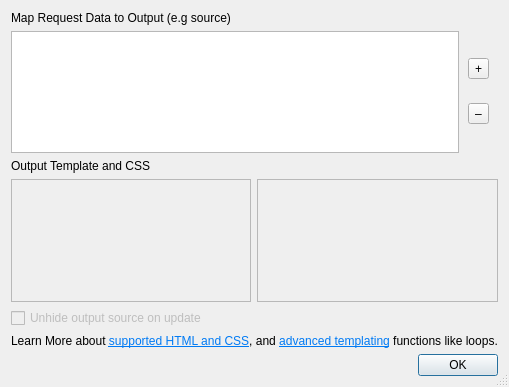
First picture: the form in src/ui/outputmapping.ui, repository locaal-ai/obs-urlsource, before the edit.
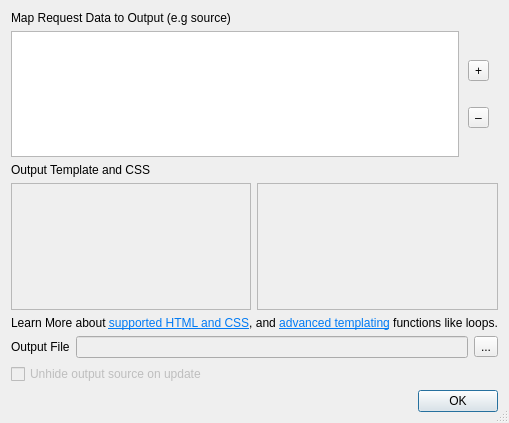
Second picture: the form after the edit.

Commit message: chore: Add file output option in output mapping (#111)

```diff
--- a/src/ui/outputmapping.ui
+++ b/src/ui/outputmapping.ui
@@ -7,7 +7,7 @@
     <x>0</x>
     <y>0</y>
     <width>457</width>
-    <height>387</height>
+    <height>423</height>
    </rect>
   </property>
   <property name="windowTitle">
@@ -146,16 +146,6 @@
      </layout>
     </widget>
    </item>
-   <item>
-    <widget class="QCheckBox" name="checkBox_unhide_Source">
-     <property name="enabled">
-      <bool>false</bool>
-     </property>
-     <property name="text">
-      <string>Unhide output source on update</string>
-     </property>
-    </widget>
-   </item>
    <item>
     <widget class="QLabel" name="label_3">
      <property name="text">
@@ -169,6 +159,55 @@
      </property>
     </widget>
    </item>
+   <item>
+    <widget class="QWidget" name="widget_file_output" native="true">
+     <layout class="QHBoxLayout" name="horizontalLayout_3">
+      <property name="leftMargin">
+       <number>0</number>
+      </property>
+      <property name="topMargin">
+       <number>0</number>
+      </property>
+      <property name="rightMargin">
+       <number>0</number>
+      </property>
+      <property name="bottomMargin">
+       <number>0</number>
+      </property>
+      <item>
+       <widget class="QLabel" name="label_4">
+        <property name="text">
+         <string>Output File</string>
+        </property>
+       </widget>
+      </item>
+      <item>
+       <widget class="QLineEdit" name="lineEdit_file_output">
+        <property name="enabled">
+         <bool>false</bool>
+        </property>
+       </widget>
+      </item>
+      <item>
+       <widget class="QToolButton" name="toolButton_selectFile">
+        <property name="text">
+         <string>...</string>
+        </property>
+       </widget>
+      </item>
+     </layout>
+    </widget>
+   </item>
+   <item>
+    <widget class="QCheckBox" name="checkBox_unhide_Source">
+     <property name="enabled">
+      <bool>false</bool>
+     </property>
+     <property name="text">
+      <string>Unhide output source on update</string>
+     </property>
+    </widget>
+   </item>
    <item>
     <widget class="QDialogButtonBox" name="buttonBox">
      <property name="orientation">
```
The commit also changes 4 other files.
